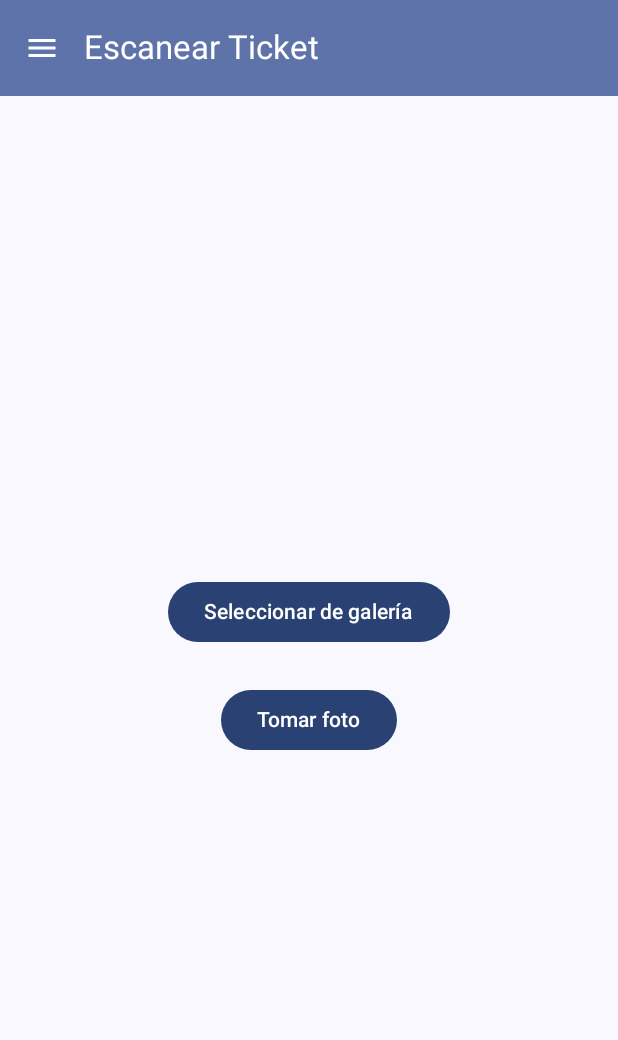
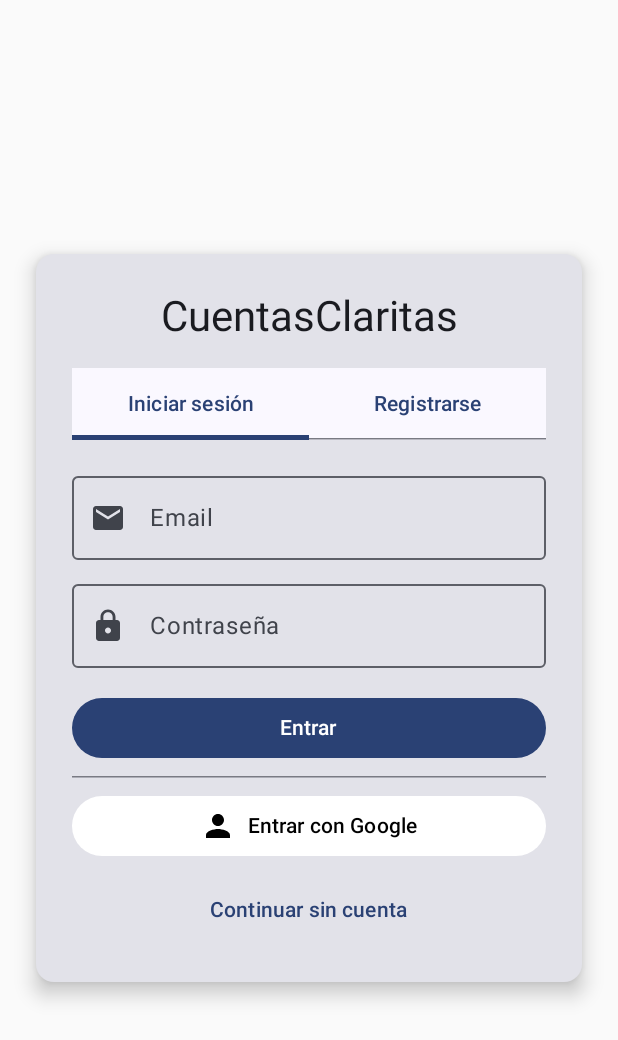
Before and after one commit to alexmartinezmoron/CuentasClaritas, an Android app built with Jetpack Compose: the screen it shows after launch (MainActivity), on a phone screen of 412 x 824 dp. Shown: the top 1040 px of the screen. Run offline under Robolectric (Android 15) with nearby library versions, the phone set to English and light mode, and no system bars; our stand-ins replace Dagger/Hilt's generated code, Firebase (no records; nobody signed in at launch, a user with empty details on screens opened directly).

Commit message:
login firebase mas Google Sign-In

```diff
--- /dev/null
+++ b/app/src/main/java/com/amartinez/cuentasclaritas/di/FirebaseModule.kt
@@ -0,0 +1,16 @@
+package com.amartinez.cuentasclaritas.di
+
+import com.google.firebase.auth.FirebaseAuth
+import dagger.Module
+import dagger.Provides
+import dagger.hilt.InstallIn
+import dagger.hilt.components.SingletonComponent
+import javax.inject.Singleton
+
+@Module
+@InstallIn(SingletonComponent::class)
+object FirebaseModule {
+    @Provides
+    @Singleton
+    fun provideFirebaseAuth(): FirebaseAuth = FirebaseAuth.getInstance()
+}
--- /dev/null
+++ b/app/src/main/java/com/amartinez/cuentasclaritas/presentation/auth/AuthScreen.kt
@@ -0,0 +1,167 @@
+package com.amartinez.cuentasclaritas.presentation.auth
+
+import android.app.Activity
+import android.content.Intent
+import android.util.Log
+import androidx.activity.compose.rememberLauncherForActivityResult
+import androidx.activity.result.contract.ActivityResultContracts
+import androidx.compose.foundation.layout.*
+import androidx.compose.foundation.text.KeyboardOptions
+import androidx.compose.material.icons.Icons
+import androidx.compose.material.icons.filled.Email
+import androidx.compose.material.icons.filled.Lock
+import androidx.compose.material.icons.filled.Person
+import androidx.compose.material3.*
+import androidx.compose.runtime.*
+import androidx.compose.ui.Alignment
+import androidx.compose.ui.Modifier
+import androidx.compose.ui.graphics.Color
+import androidx.compose.ui.platform.LocalContext
+import androidx.compose.ui.text.input.ImeAction
+import androidx.compose.ui.text.input.KeyboardType
+import androidx.compose.ui.unit.dp
+import androidx.hilt.navigation.compose.hiltViewModel
+import com.google.android.gms.auth.api.signin.GoogleSignIn
+import com.google.android.gms.auth.api.signin.GoogleSignInAccount
+import com.google.android.gms.auth.api.signin.GoogleSignInClient
+import com.google.android.gms.auth.api.signin.GoogleSignInOptions
+import com.google.android.gms.common.api.ApiException
+import com.google.firebase.auth.FirebaseAuth
+import com.google.firebase.auth.GoogleAuthProvider
+import kotlinx.coroutines.launch
+
+@Composable
+fun AuthScreen(
+    onAuthSuccess: () -> Unit,
+    viewModel: AuthViewModel = hiltViewModel()
+) {
+    val uiState by viewModel.uiState.collectAsState()
+    val email by viewModel.email.collectAsState()
+    val password by viewModel.password.collectAsState()
+    val context = LocalContext.current
+    val scope = rememberCoroutineScope()
+    var selectedTab by remember { mutableStateOf(0) } // 0: Login, 1: Registro
+
+
+    // Google Sign-In clásico
+    val gso = GoogleSignInOptions.Builder(GoogleSignInOptions.DEFAULT_SIGN_IN)
+        .requestIdToken(context.getString(com.amartinez.cuentasclaritas.R.string.default_web_client_id))
+        .requestEmail()
+        .build()
+    val googleSignInClient = GoogleSignIn.getClient(context, gso)
+    val googleSignInLauncher = rememberLauncherForActivityResult(ActivityResultContracts.StartActivityForResult()) { result ->
+        val task = GoogleSignIn.getSignedInAccountFromIntent(result.data)
+        try {
+            val account = task.getResult(ApiException::class.java)
+            if (account != null) {
+                val credential = GoogleAuthProvider.getCredential(account.idToken, null)
+                FirebaseAuth.getInstance().signInWithCredential(credential)
+                    .addOnCompleteListener { authResult ->
+                        if (authResult.isSuccessful) {
+                            Log.d("AuthScreen", "Firebase Auth con Google: Éxito")
+                            onAuthSuccess()
+                        } else {
+                            Log.e("AuthScreen", "Firebase Auth con Google: Error", authResult.exception)
+                            viewModel.clearError()
+                        }
+                    }
+            } else {
+                Log.e("AuthScreen", "Cuenta de Google nula")
+                viewModel.clearError()
+            }
+        } catch (e: Exception) {
+            Log.e("AuthScreen", "Error en Google Sign-In", e)
+            viewModel.clearError()
+        }
+    }
+
+    // Si ya está autenticado, navegar directo
+    LaunchedEffect(uiState) {
+        if (uiState is AuthUiState.Success) {
+            onAuthSuccess()
+        }
+    }
+    LaunchedEffect(Unit) {
+        viewModel.checkIfAuthenticated()
+    }
+
+    Box(modifier = Modifier.fillMaxSize(), contentAlignment = Alignment.Center) {
+        Card(
+            modifier = Modifier
+                .padding(24.dp)
+                .fillMaxWidth(),
+            elevation = CardDefaults.cardElevation(8.dp)
+        ) {
+            Column(
+                modifier = Modifier.padding(24.dp),
+                horizontalAlignment = Alignment.CenterHorizontally
+            ) {
+                Text("CuentasClaritas", style = MaterialTheme.typography.headlineMedium)
+                Spacer(Modifier.height(16.dp))
+                TabRow(selectedTabIndex = selectedTab) {
+                    Tab(selected = selectedTab == 0, onClick = { selectedTab = 0 }, text = { Text("Iniciar sesión") })
+                    Tab(selected = selectedTab == 1, onClick = { selectedTab = 1 }, text = { Text("Registrarse") })
+                }
+                Spacer(Modifier.height(16.dp))
+                OutlinedTextField(
+                    value = email,
+                    onValueChange = { viewModel.onEmailChange(it) },
+                    label = { Text("Email") },
+                    leadingIcon = { Icon(Icons.Default.Email, contentDescription = null) },
+                    singleLine = true,
+                    keyboardOptions = KeyboardOptions(keyboardType = KeyboardType.Email, imeAction = ImeAction.Next),
+                    modifier = Modifier.fillMaxWidth()
+                )
+                Spacer(Modifier.height(8.dp))
+                OutlinedTextField(
+                    value = password,
+                    onValueChange = { viewModel.onPasswordChange(it) },
+                    label = { Text("Contraseña") },
+                    leadingIcon = { Icon(Icons.Default.Lock, contentDescription = null) },
+                    singleLine = true,
+                    keyboardOptions = KeyboardOptions(keyboardType = KeyboardType.Password, imeAction = ImeAction.Done),
+                    modifier = Modifier.fillMaxWidth()
+                )
+                Spacer(Modifier.height(16.dp))
+                Button(
+                    onClick = {
+                        if (selectedTab == 0) viewModel.loginWithEmail() else viewModel.registerWithEmail()
+                    },
+                    modifier = Modifier.fillMaxWidth()
+                ) {
+                    Text(if (selectedTab == 0) "Entrar" else "Crear cuenta")
+                }
+                Spacer(Modifier.height(8.dp))
+                HorizontalDivider()
+                Spacer(Modifier.height(8.dp))
+                Button(
+                    onClick = {
+                        // Flujo clásico de Google Sign-In
+                        val signInIntent = googleSignInClient.signInIntent
+                        googleSignInLauncher.launch(signInIntent)
+                    },
+                    colors = ButtonDefaults.buttonColors(containerColor = Color.White),
+                    modifier = Modifier.fillMaxWidth()
+                ) {
+                    Icon(Icons.Default.Person, contentDescription = null, tint = Color.Unspecified)
+                    Spacer(Modifier.width(8.dp))
+                    Text("Entrar con Google", color = Color.Black)
+                }
+                Spacer(Modifier.height(8.dp))
+                TextButton(
+                    onClick = { viewModel.loginAnonymously() },
+                    modifier = Modifier.fillMaxWidth()
+                ) {
+                    Text("Continuar sin cuenta")
+                }
+                if (uiState is AuthUiState.Error) {
+                    Spacer(Modifier.height(8.dp))
+                    Text((uiState as AuthUiState.Error).message, color = MaterialTheme.colorScheme.error)
+                }
+            }
+        }
+        if (uiState is AuthUiState.Loading) {
+            CircularProgressIndicator(modifier = Modifier.align(Alignment.Center))
+        }
+    }
+}
--- a/app/src/main/java/com/amartinez/cuentasclaritas/presentation/main/MainAppScreen.kt
+++ b/app/src/main/java/com/amartinez/cuentasclaritas/presentation/main/MainAppScreen.kt
@@ -2,13 +2,12 @@ package com.amartinez.cuentasclaritas.presentation.main
 
 import android.annotation.SuppressLint
 import android.util.Base64 // Added for Base64 encoding
-import androidx.compose.foundation.layout.Spacer
-import androidx.compose.foundation.layout.height
-import androidx.compose.foundation.layout.padding
+import androidx.compose.foundation.layout.*
 import androidx.compose.material.icons.Icons
 import androidx.compose.material.icons.filled.Menu
 import androidx.compose.material3.*
 import androidx.compose.runtime.*
+import androidx.compose.ui.Alignment
 import androidx.compose.ui.Modifier
 import androidx.compose.ui.unit.dp
 import androidx.navigation.NavHostController
@@ -33,6 +32,27 @@ fun MainAppScreen() {
     val drawerState = rememberDrawerState(initialValue = DrawerValue.Closed)
     val scope = rememberCoroutineScope()
 
+    // Estado para saber si el usuario está autenticado
+    var isAuthenticated by remember { mutableStateOf<Boolean?>(null) }
+
+    // Chequeo de autenticación Firebase (incluye anónimo)
+    LaunchedEffect(Unit) {
+        val user = com.google.firebase.auth.FirebaseAuth.getInstance().currentUser
+        isAuthenticated = user != null
+    }
+
+    if (isAuthenticated == null) {
+        // Loader mientras se determina el estado
+        Box(Modifier.fillMaxSize(), contentAlignment = Alignment.Center) {
+            CircularProgressIndicator()
+        }
+    } else if (isAuthenticated == false) {
+        // Pantalla de autenticación
+        com.amartinez.cuentasclaritas.presentation.auth.AuthScreen(
+            onAuthSuccess = { isAuthenticated = true }
+        )
+    } else {
+        // App principal con Drawer y NavHost
         val currentRoute = navController.currentBackStackEntryAsState().value?.destination?.route
         var currentScreenTitle by remember { mutableStateOf(AppScreen.ScanTicket.title) }
 
@@ -96,6 +116,7 @@ fun MainAppScreen() {
             ) {
                 // The NavHost needs the padding from the Scaffold to not overlap the TopAppBar
                 AppNavHost(navController = navController, modifier = Modifier.padding(it))
+            }
         }
     }
 }
--- a/gradle/libs.versions.toml
+++ b/gradle/libs.versions.toml
@@ -9,6 +9,7 @@ lifecycleRuntimeKtx = "2.9.1"
 activityCompose = "1.10.1"
 composeBom = "2025.06.01"
 hilt = "2.56.2"
+playServicesAuth = "21.3.0"
 room = "2.7.2"
 camerax = "1.4.2"
 accompanist = "0.37.3"
@@ -39,6 +40,8 @@ androidx-material-icons-extended = { group = "androidx.compose.material", name =
 hilt-android = { group = "com.google.dagger", name = "hilt-android", version.ref = "hilt" }
 hilt-compiler = { group = "com.google.dagger", name = "hilt-compiler", version.ref = "hilt" }
 androidx-hilt-navigation-compose = { group = "androidx.hilt", name = "hilt-navigation-compose", version.ref = "hiltNavigationCompose" }
+play-services-auth = { group = "com.google.android.gms", name = "play-services-auth", version.ref = "playServicesAuth" }
+
 room-runtime = { group = "androidx.room", name = "room-runtime", version.ref = "room" }
 room-compiler = { group = "androidx.room", name = "room-compiler", version.ref = "room" }
 room-ktx = { group = "androidx.room", name = "room-ktx", version.ref = "room" }
```
Also changed, not shown: app/build.gradle.kts (+5 -4 lines), app/src/main/java/com/amartinez/cuentasclaritas/presentation/auth/AuthViewModel.kt (added, +129 -0 lines), 1 other file. Lines whose indentation alone changed are shown as unchanged.
